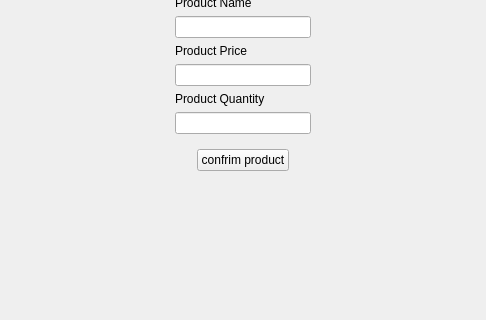
First picture: the form in addprudoctviewer.ui, repository rezaqomy/storeBatMan, before the edit; both pictures show x 0 to 486 and y 186 to 506 of the 486 by 615 pixel window.
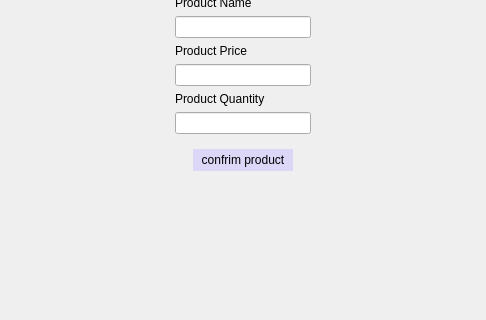
Second picture: the form after the edit.

Patch:
```diff
--- a/addprudoctviewer.ui
+++ b/addprudoctviewer.ui
@@ -147,6 +147,12 @@
      </item>
      <item>
       <widget class="QPushButton" name="ConfrimPushButton">
+       <property name="styleSheet">
+        <string notr="true">background-color: rgb(220, 214, 247);
+color:black;
+padding: 4px 8px;
+border-radius:16px;</string>
+       </property>
        <property name="text">
         <string>confrim product</string>
        </property>
```
Left out of the diff: 45 changed lines with no effect on the pictures.
